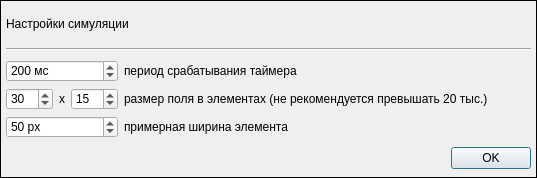
The window that simulation_settings.ui (patrikeevairina/fire_simulation) describes before a commit, drawn with Qt 5.
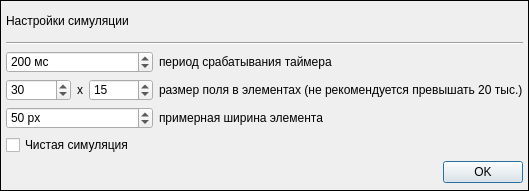
The same window after the commit. Icons and pictures are not drawn.

```diff
--- a/simulation_settings.ui
+++ b/simulation_settings.ui
@@ -6,8 +6,8 @@
    <rect>
     <x>0</x>
     <y>0</y>
-    <width>537</width>
-    <height>178</height>
+    <width>529</width>
+    <height>191</height>
    </rect>
   </property>
   <property name="windowTitle">
@@ -48,7 +48,6 @@
        <property name="font">
         <font>
          <pointsize>9</pointsize>
-         <weight>50</weight>
          <bold>false</bold>
         </font>
        </property>
@@ -118,26 +117,10 @@
     </widget>
    </item>
    <item>
-    <layout class="QGridLayout" name="gridLayout" columnstretch="0,1">
+    <layout class="QGridLayout" name="gridLayout" columnstretch="1,1">
      <property name="spacing">
       <number>6</number>
      </property>
-     <item row="0" column="0">
-      <widget class="QSpinBox" name="timerSBox">
-       <property name="suffix">
-        <string> мс</string>
-       </property>
-       <property name="maximum">
-        <number>5000</number>
-       </property>
-       <property name="singleStep">
-        <number>50</number>
-       </property>
-       <property name="value">
-        <number>200</number>
-       </property>
-      </widget>
-     </item>
      <item row="0" column="1">
       <widget class="QLabel" name="timerLbl">
        <property name="text">
@@ -145,10 +128,45 @@
        </property>
       </widget>
      </item>
+     <item row="1" column="1">
+      <widget class="QLabel" name="fieldSizeLbl">
+       <property name="text">
+        <string>размер поля в элементах (не рекомендуется превышать 20 тыс.)</string>
+       </property>
+      </widget>
+     </item>
+     <item row="2" column="0">
+      <widget class="QSpinBox" name="cellSBox">
+       <property name="suffix">
+        <string> px</string>
+       </property>
+       <property name="prefix">
+        <string/>
+       </property>
+       <property name="minimum">
+        <number>5</number>
+       </property>
+       <property name="maximum">
+        <number>100</number>
+       </property>
+       <property name="singleStep">
+        <number>5</number>
+       </property>
+       <property name="value">
+        <number>50</number>
+       </property>
+      </widget>
+     </item>
      <item row="1" column="0">
       <layout class="QHBoxLayout" name="horizontalLayout_2">
        <item>
         <widget class="QSpinBox" name="widthSBox">
+         <property name="sizePolicy">
+          <sizepolicy hsizetype="Minimum" vsizetype="Fixed">
+           <horstretch>0</horstretch>
+           <verstretch>0</verstretch>
+          </sizepolicy>
+         </property>
          <property name="minimum">
           <number>1</number>
          </property>
@@ -165,6 +183,12 @@
        </item>
        <item>
         <widget class="QLabel" name="label_3">
+         <property name="sizePolicy">
+          <sizepolicy hsizetype="Fixed" vsizetype="Preferred">
+           <horstretch>0</horstretch>
+           <verstretch>0</verstretch>
+          </sizepolicy>
+         </property>
          <property name="text">
           <string>х</string>
          </property>
@@ -191,33 +215,20 @@
        </item>
       </layout>
      </item>
-     <item row="1" column="1">
-      <widget class="QLabel" name="fieldSizeLbl">
-       <property name="text">
-        <string>размер поля в элементах (не рекомендуется превышать 20 тыс.)</string>
-       </property>
-      </widget>
-     </item>
-     <item row="2" column="0">
-      <widget class="QSpinBox" name="cellSBox">
+     <item row="0" column="0">
+      <widget class="QSpinBox" name="timerSBox">
        <property name="suffix">
-        <string> px</string>
-       </property>
-       <property name="prefix">
-        <string/>
-       </property>
-       <property name="minimum">
-        <number>5</number>
+        <string> мс</string>
        </property>
        <property name="maximum">
-        <number>100</number>
+        <number>5000</number>
        </property>
        <property name="singleStep">
-        <number>5</number>
-       </property>
-       <property name="value">
         <number>50</number>
        </property>
+       <property name="value">
+        <number>200</number>
+       </property>
       </widget>
      </item>
      <item row="2" column="1">
@@ -227,6 +238,13 @@
        </property>
       </widget>
      </item>
+     <item row="3" column="0">
+      <widget class="QCheckBox" name="cleanSimulationCBox">
+       <property name="text">
+        <string>Чистая симуляция</string>
+       </property>
+      </widget>
+     </item>
     </layout>
    </item>
    <item>
```
Left out of the diff: 15 changed lines with no effect on the pictures.
